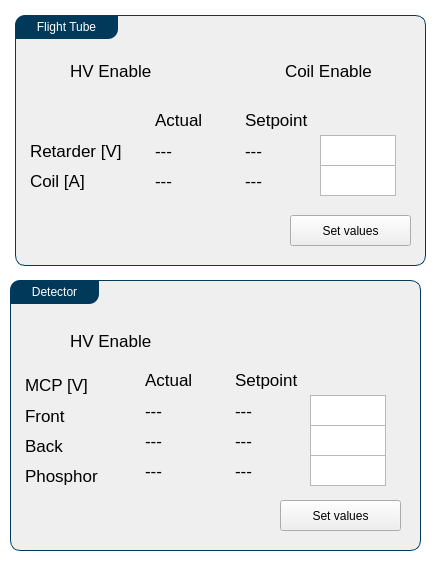
pnjun/UrsaPQ-Manager, file Utils/ursapqConsoleResources/spectrometer.ui: the form before one commit.
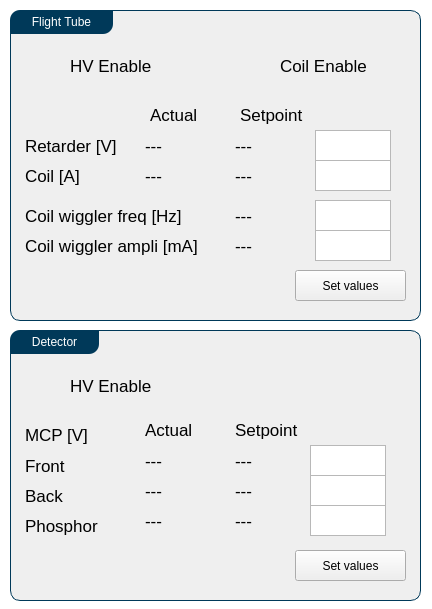
The form after the commit.

Commit message: wiggler UX

What changed in the file:
```diff
--- a/Utils/ursapqConsoleResources/spectrometer.ui
+++ b/Utils/ursapqConsoleResources/spectrometer.ui
@@ -7,7 +7,7 @@
     <x>0</x>
     <y>0</y>
     <width>432</width>
-    <height>564</height>
+    <height>609</height>
    </rect>
   </property>
   <property name="windowTitle">
@@ -42,10 +42,10 @@
    <widget class="QGroupBox" name="groupBox_3">
     <property name="geometry">
      <rect>
-      <x>15</x>
-      <y>15</y>
+      <x>10</x>
+      <y>10</y>
       <width>411</width>
-      <height>251</height>
+      <height>311</height>
      </rect>
     </property>
     <property name="title">
@@ -54,7 +54,7 @@
     <widget class="QWidget" name="verticalLayoutWidget_6">
      <property name="geometry">
       <rect>
-       <x>10</x>
+       <x>15</x>
        <y>40</y>
        <width>46</width>
        <height>31</height>
@@ -65,7 +65,7 @@
     <widget class="QLabel" name="label_7">
      <property name="geometry">
       <rect>
-       <x>55</x>
+       <x>60</x>
        <y>40</y>
        <width>131</width>
        <height>31</height>
@@ -80,8 +80,8 @@
       <rect>
        <x>15</x>
        <y>120</y>
-       <width>361</width>
-       <height>121</height>
+       <width>391</width>
+       <height>181</height>
       </rect>
      </property>
      <widget class="QLabel" name="label_11">
@@ -110,6 +110,149 @@
        <string>Coil [A]</string>
       </property>
      </widget>
+     <widget class="QPushButton" name="tofSetButton">
+      <property name="geometry">
+       <rect>
+        <x>270</x>
+        <y>140</y>
+        <width>111</width>
+        <height>31</height>
+       </rect>
+      </property>
+      <property name="text">
+       <string>Set values</string>
+      </property>
+     </widget>
+     <widget class="QLabel" name="label_15">
+      <property name="geometry">
+       <rect>
+        <x>0</x>
+        <y>70</y>
+        <width>201</width>
+        <height>31</height>
+       </rect>
+      </property>
+      <property name="text">
+       <string>Coil wiggler freq [Hz]</string>
+      </property>
+     </widget>
+     <widget class="QPlainTextEdit" name="wiggle_f_in">
+      <property name="geometry">
+       <rect>
+        <x>290</x>
+        <y>70</y>
+        <width>76</width>
+        <height>31</height>
+       </rect>
+      </property>
+      <property name="inputMethodHints">
+       <set>Qt::ImhNone</set>
+      </property>
+     </widget>
+     <widget class="QLabel" name="label_16">
+      <property name="geometry">
+       <rect>
+        <x>0</x>
+        <y>100</y>
+        <width>201</width>
+        <height>31</height>
+       </rect>
+      </property>
+      <property name="text">
+       <string>Coil wiggler ampli [mA]</string>
+      </property>
+     </widget>
+     <widget class="QPlainTextEdit" name="wiggle_a_in">
+      <property name="geometry">
+       <rect>
+        <x>290</x>
+        <y>100</y>
+        <width>76</width>
+        <height>31</height>
+       </rect>
+      </property>
+      <property name="inputMethodHints">
+       <set>Qt::ImhNone</set>
+      </property>
+     </widget>
+     <widget class="QLabel" name="wiggle_f">
+      <property name="geometry">
+       <rect>
+        <x>210</x>
+        <y>70</y>
+        <width>76</width>
+        <height>31</height>
+       </rect>
+      </property>
+      <property name="text">
+       <string>---</string>
+      </property>
+     </widget>
+     <widget class="QLabel" name="wiggle_a">
+      <property name="geometry">
+       <rect>
+        <x>210</x>
+        <y>100</y>
+        <width>76</width>
+        <height>31</height>
+       </rect>
+      </property>
+      <property name="text">
+       <string>---</string>
+      </property>
+     </widget>
+     <widget class="QLabel" name="coilCurr_set">
+      <property name="geometry">
+       <rect>
+        <x>210</x>
+        <y>30</y>
+        <width>76</width>
+        <height>31</height>
+       </rect>
+      </property>
+      <property name="text">
+       <string>---</string>
+      </property>
+     </widget>
+     <widget class="QLabel" name="tofRetarder_set">
+      <property name="geometry">
+       <rect>
+        <x>210</x>
+        <y>0</y>
+        <width>76</width>
+        <height>31</height>
+       </rect>
+      </property>
+      <property name="text">
+       <string>---</string>
+      </property>
+     </widget>
+     <widget class="QLabel" name="tofRetarder_act">
+      <property name="geometry">
+       <rect>
+        <x>120</x>
+        <y>0</y>
+        <width>91</width>
+        <height>31</height>
+       </rect>
+      </property>
+      <property name="text">
+       <string>---</string>
+      </property>
+     </widget>
+     <widget class="QLabel" name="coilCurr_act">
+      <property name="geometry">
+       <rect>
+        <x>120</x>
+        <y>30</y>
+        <width>91</width>
+        <height>31</height>
+       </rect>
+      </property>
+      <property name="text">
+       <string>---</string>
+      </property>
+     </widget>
     </widget>
     <widget class="QLabel" name="label_13">
      <property name="geometry">
@@ -137,19 +280,6 @@
       <string>Setpoint</string>
      </property>
     </widget>
-    <widget class="QLabel" name="coilCurr_act">
-     <property name="geometry">
-      <rect>
-       <x>140</x>
-       <y>150</y>
-       <width>91</width>
-       <height>31</height>
-      </rect>
-     </property>
-     <property name="text">
-      <string>---</string>
-     </property>
-    </widget>
     <widget class="QPlainTextEdit" name="tofRetarder_in">
      <property name="geometry">
       <rect>
@@ -163,19 +293,6 @@
       <set>Qt::ImhNone</set>
      </property>
     </widget>
-    <widget class="QLabel" name="tofRetarder_act">
-     <property name="geometry">
-      <rect>
-       <x>140</x>
-       <y>120</y>
-       <width>91</width>
-       <height>31</height>
-      </rect>
-     </property>
-     <property name="text">
-      <string>---</string>
-     </property>
-    </widget>
     <widget class="QPlainTextEdit" name="coilCurr_in">
      <property name="geometry">
       <rect>
@@ -189,45 +306,6 @@
       <set>Qt::ImhNone</set>
      </property>
     </widget>
-    <widget class="QLabel" name="coilCurr_set">
-     <property name="geometry">
-      <rect>
-       <x>230</x>
-       <y>150</y>
-       <width>76</width>
-       <height>31</height>
-      </rect>
-     </property>
-     <property name="text">
-      <string>---</string>
-     </property>
-    </widget>
-    <widget class="QLabel" name="tofRetarder_set">
-     <property name="geometry">
-      <rect>
-       <x>230</x>
-       <y>120</y>
-       <width>76</width>
-       <height>31</height>
-      </rect>
-     </property>
-     <property name="text">
-      <string>---</string>
-     </property>
-    </widget>
-    <widget class="QPushButton" name="tofSetButton">
-     <property name="geometry">
-      <rect>
-       <x>275</x>
-       <y>200</y>
-       <width>121</width>
-       <height>31</height>
-      </rect>
-     </property>
-     <property name="text">
-      <string>Set values</string>
-     </property>
-    </widget>
     <widget class="QWidget" name="verticalLayoutWidget_7">
      <property name="geometry">
       <rect>
@@ -271,7 +349,7 @@
     <property name="geometry">
      <rect>
       <x>10</x>
-      <y>280</y>
+      <y>330</y>
       <width>411</width>
       <height>271</height>
      </rect>
@@ -283,7 +361,7 @@
      <property name="geometry">
       <rect>
        <x>15</x>
-       <y>45</y>
+       <y>40</y>
        <width>46</width>
        <height>31</height>
       </rect>
@@ -294,7 +372,7 @@
      <property name="geometry">
       <rect>
        <x>60</x>
-       <y>45</y>
+       <y>40</y>
        <width>166</width>
        <height>31</height>
       </rect>
@@ -308,7 +386,7 @@
       <rect>
        <x>15</x>
        <y>120</y>
-       <width>361</width>
+       <width>391</width>
        <height>151</height>
       </rect>
      </property>
@@ -351,6 +429,19 @@
        <string>Phosphor</string>
       </property>
      </widget>
+     <widget class="QPushButton" name="mcpSetButton">
+      <property name="geometry">
+       <rect>
+        <x>270</x>
+        <y>100</y>
+        <width>111</width>
+        <height>31</height>
+       </rect>
+      </property>
+      <property name="text">
+       <string>Set values</string>
+      </property>
+     </widget>
     </widget>
     <widget class="QLabel" name="label_2">
      <property name="geometry">
@@ -391,19 +482,6 @@
       <string>MCP [V]</string>
      </property>
     </widget>
-    <widget class="QPushButton" name="mcpSetButton">
-     <property name="geometry">
-      <rect>
-       <x>270</x>
-       <y>220</y>
-       <width>121</width>
-       <height>31</height>
-      </rect>
-     </property>
-     <property name="text">
-      <string>Set values</string>
-     </property>
-    </widget>
     <widget class="QLabel" name="mcpPhos_act">
      <property name="geometry">
       <rect>
```
Left out of the diff: 6 changed lines with no effect on the pictures. The commit also changes 2 other files.
